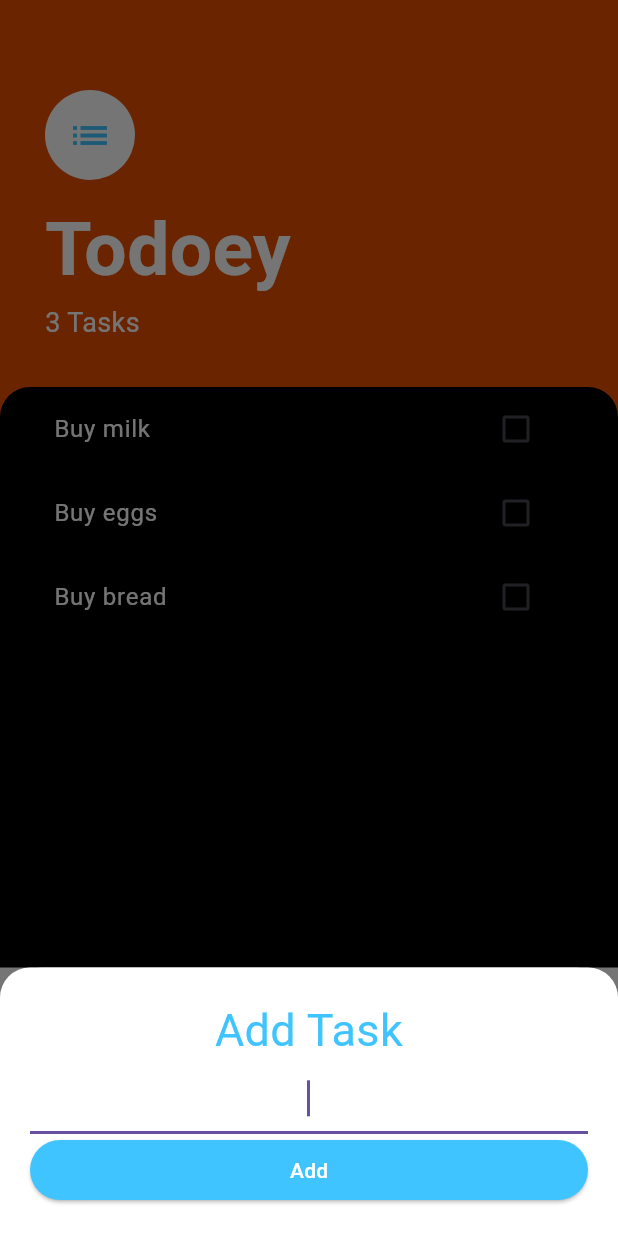
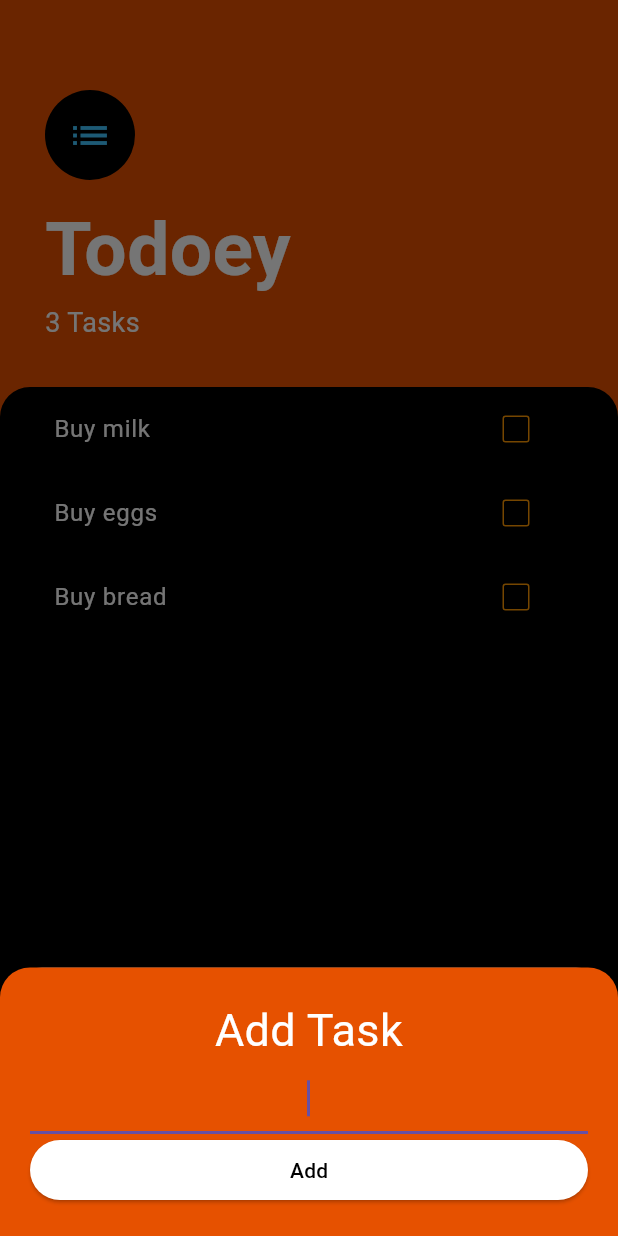
Before and after one commit to Akshat-sGit/today_flutter, a Flutter app: the screen it shows after launch, after a tap on the "add" icon, on a phone screen of 412 x 824 dp. Run offline on Flutter 3.47's test engine with Material 3 defaults, Android fonts, the light colour scheme and no system bars.

Commit message:
function created to get color in checkbox

```diff
--- a/lib/screens/add_task_screen.dart
+++ b/lib/screens/add_task_screen.dart
@@ -9,12 +9,12 @@ class AddTaskScreen extends StatelessWidget {
   @override
   Widget build(BuildContext context) {
     return Container(
-      color: const Color(0xff757575),
+      color: Colors.black,
       child: Container(
         padding: const EdgeInsets.all(20.0),
-        decoration: const BoxDecoration(
-          color: Colors.white,
-          borderRadius: BorderRadius.only(
+        decoration: BoxDecoration(
+          color: Colors.orange[900],
+          borderRadius:const BorderRadius.only(
             topLeft: Radius.circular(20.0),
             topRight: Radius.circular(20.0),
           ),
@@ -27,7 +27,7 @@ class AddTaskScreen extends StatelessWidget {
               textAlign: TextAlign.center,
               style: TextStyle(
                 fontSize: 30.0,
-                color: Colors.lightBlueAccent,
+                color: Colors.white,
               ),
             ),
             TextField(
@@ -39,7 +39,7 @@ class AddTaskScreen extends StatelessWidget {
             ),
             ElevatedButton(
               style: ElevatedButton.styleFrom(
-                backgroundColor: Colors.lightBlueAccent,
+                backgroundColor: Colors.white,
               ),
               onPressed: () {
                 String newTaskTitle = ''; // Fetch the new task title from TextField
@@ -49,7 +49,7 @@ class AddTaskScreen extends StatelessWidget {
               child: const Text(
                 'Add',
                 style: TextStyle(
-                  color: Colors.white,
+                  color: Colors.black,
                 ),
               ),
             ),
--- a/lib/screens/task_screen.dart
+++ b/lib/screens/task_screen.dart
@@ -41,7 +41,7 @@ class TasksScreen extends StatelessWidget {
               crossAxisAlignment: CrossAxisAlignment.start,
               children: <Widget>[
                 const CircleAvatar(
-                  backgroundColor: Colors.white,
+                  backgroundColor: Colors.black,
                   radius: 30.0,
                   child: Icon(
                     Icons.list,
--- a/lib/widgets/task_tile.dart
+++ b/lib/widgets/task_tile.dart
@@ -1,17 +1,30 @@
 import 'package:flutter/material.dart';
+
 class TaskTile extends StatelessWidget {
   final String taskTitle;
   final bool isChecked;
   final Function(bool) checkboxCallback;
   final Function() longPressCallback;
 
-   const TaskTile({
+  const TaskTile({
     super.key,
     required this.taskTitle,
     required this.isChecked,
     required this.checkboxCallback,
     required this.longPressCallback,
   });
+
+  Color getColor(Set<MaterialState> states) {
+    const Set<MaterialState> interactiveStates = <MaterialState>{
+      MaterialState.pressed,
+      MaterialState.hovered,
+      MaterialState.focused,
+    };
+    if (states.any(interactiveStates.contains)) {
+      return Colors.orange;
+    }
+    return Colors.orange;
+  }
 
   @override
   Widget build(BuildContext context) {
@@ -24,7 +37,8 @@ class TaskTile extends StatelessWidget {
         ),
       ),
       trailing: Checkbox(
-        focusColor: Colors.white,
+        side: const BorderSide(color: Colors.orange),
+        checkColor: Colors.orange,
         value: isChecked,
         onChanged: (newValue) {
           checkboxCallback(newValue ?? false);
```
